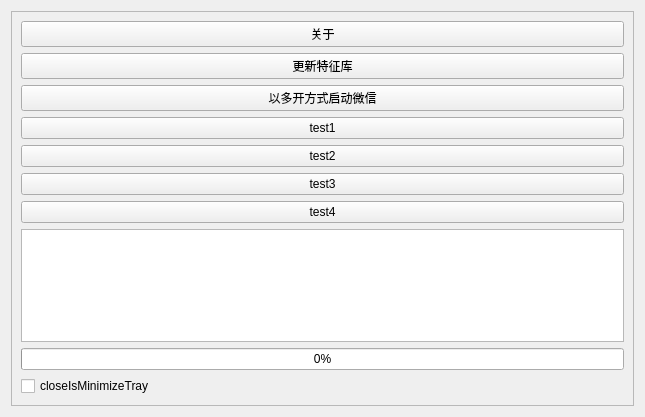
Above: src/wxbox/ui/mainwindow.ui from 12CrazyPaul21/WxBox before the change. Below: the same form after it.
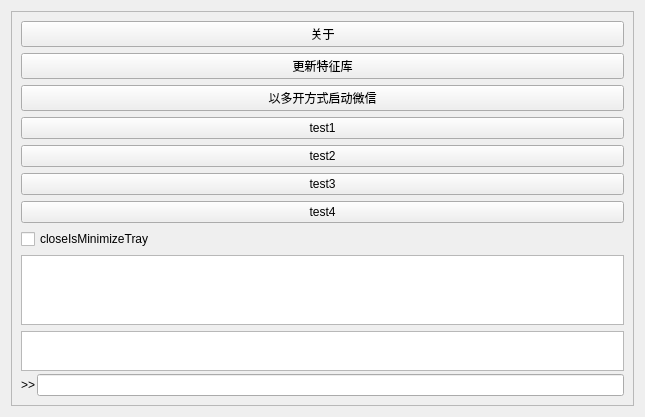
That is the form after the change.

Patch:
```diff
--- a/src/wxbox/ui/mainwindow.ui
+++ b/src/wxbox/ui/mainwindow.ui
@@ -72,16 +72,6 @@
         </property>
        </widget>
       </item>
-      <item>
-       <widget class="QTableView" name="viewWeChatStatus"/>
-      </item>
-      <item>
-       <widget class="QProgressBar" name="progressBar">
-        <property name="value">
-         <number>0</number>
-        </property>
-       </widget>
-      </item>
       <item>
        <widget class="QCheckBox" name="closeIsMinimizeTray">
         <property name="text">
@@ -89,6 +79,61 @@
         </property>
        </widget>
       </item>
+      <item>
+       <widget class="QTableView" name="viewWeChatStatus"/>
+      </item>
+      <item>
+       <layout class="QVBoxLayout" name="verticalLayoutCommand">
+        <property name="spacing">
+         <number>3</number>
+        </property>
+        <item>
+         <widget class="QTextEdit" name="viewCommandExecuteLogger">
+          <property name="sizePolicy">
+           <sizepolicy hsizetype="Expanding" vsizetype="Fixed">
+            <horstretch>0</horstretch>
+            <verstretch>0</verstretch>
+           </sizepolicy>
+          </property>
+          <property name="minimumSize">
+           <size>
+            <width>0</width>
+            <height>40</height>
+           </size>
+          </property>
+          <property name="maximumSize">
+           <size>
+            <width>16777215</width>
+            <height>40</height>
+           </size>
+          </property>
+          <property name="readOnly">
+           <bool>true</bool>
+          </property>
+         </widget>
+        </item>
+        <item>
+         <layout class="QHBoxLayout" name="horizontalLayoutCommand">
+          <property name="spacing">
+           <number>2</number>
+          </property>
+          <item>
+           <widget class="QLabel" name="labelCommandPrefix">
+            <property name="text">
+             <string>&gt;&gt;</string>
+            </property>
+            <property name="alignment">
+             <set>Qt::AlignCenter</set>
+            </property>
+           </widget>
+          </item>
+          <item>
+           <widget class="QLineEdit" name="lineCommand"/>
+          </item>
+         </layout>
+        </item>
+       </layout>
+      </item>
      </layout>
     </widget>
    </item>
```
